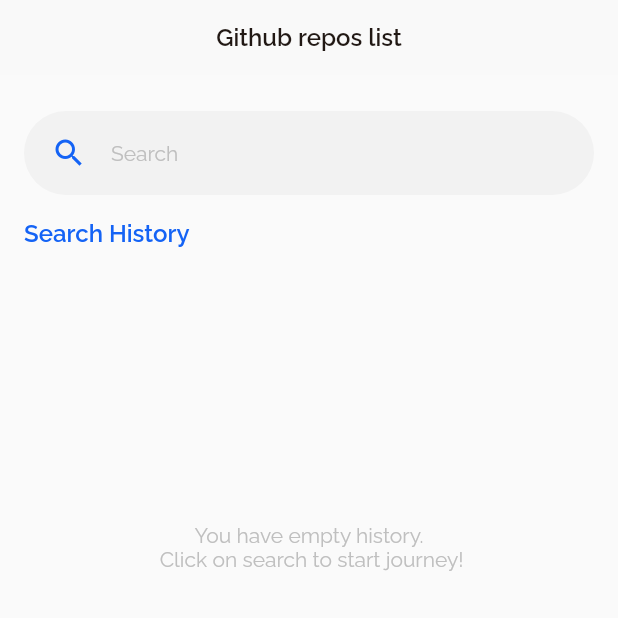
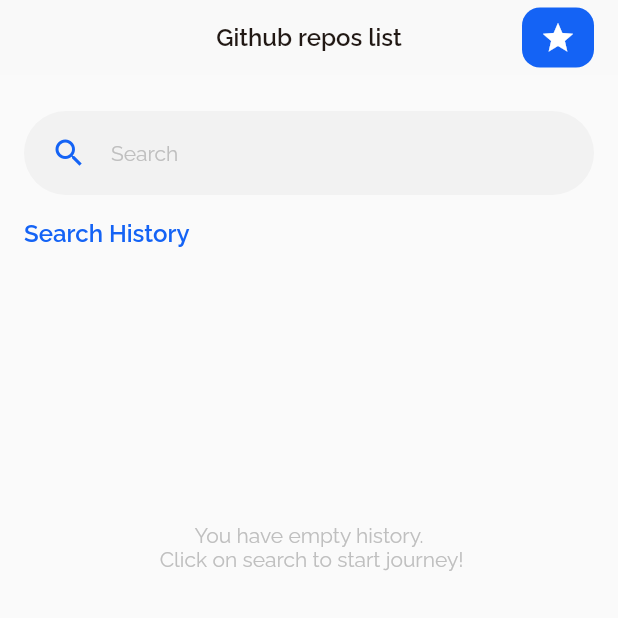
Before and after one commit to OwlDarlyn/flutter-github-search, a Flutter app: the screen it shows after launch, on a phone screen of 412 x 824 dp, the top half of it. Run offline on Flutter 3.47's test engine with Material 2 defaults, Android fonts, the phone set to English and light mode, and no system bars.

Commit message:
edit appbar component

```diff
--- a/lib/components/app_bar_component.dart
+++ b/lib/components/app_bar_component.dart
@@ -8,10 +8,17 @@ import 'package:potje_test_assignment/presentation/resources/styles_manager.dart
 
 class CustomAppBar extends StatelessWidget with PreferredSizeWidget {
   final String title;
+  final Widget icon;
+
   const CustomAppBar({
     super.key,
     required this.title,
+    required this.icon,
   });
+
+  void goToFavorite(BuildContext context) {
+    Navigator.pushReplacementNamed(context, Routes.favoriteRoute);
+  }
 
   @override
   Widget build(BuildContext context) {
@@ -23,6 +30,20 @@ class CustomAppBar extends StatelessWidget with PreferredSizeWidget {
           fontSize: FontSize.s16,
         ),
       ),
+      actions: [
+        Container(
+          height: 44,
+          alignment: Alignment.center,
+          margin: const EdgeInsets.only(right: 16, top: 5, bottom: 5),
+          decoration: BoxDecoration(
+              color: ColorManager.accentPrimary,
+              borderRadius: const BorderRadius.all(Radius.circular(12))),
+          child: IconButton(
+            onPressed: () => goToFavorite(context),
+            icon: icon,
+          ),
+        ),
+      ],
     );
   }
 
@@ -30,23 +51,21 @@ class CustomAppBar extends StatelessWidget with PreferredSizeWidget {
   Size get preferredSize => const Size.fromHeight(50);
 }
 
-// void goToFavorite(BuildContext context) {
-//   Navigator.pushReplacementNamed(context, Routes.favoriteRoute);
-// }
 
 
 
-// Container(
-//         height: 44,
-//         alignment: Alignment.center,
-//         margin: const EdgeInsets.only(right: 16, top: 5, bottom: 5),
-//         decoration: BoxDecoration(
-//             color: ColorManager.accentPrimary,
-//             borderRadius: const BorderRadius.all(Radius.circular(12))),
-//         child: IconButton(
-//             onPressed: () => goToFavorite(context),
-//             icon: Icon(
-//               Icons.star,
-//               color: ColorManager.main,
-//             )),
-//       ),
+
+      // Container(
+        // height: 44,
+        // alignment: Alignment.center,
+        // margin: const EdgeInsets.only(right: 16, top: 5, bottom: 5),
+        // decoration: BoxDecoration(
+        //     color: ColorManager.accentPrimary,
+        //     borderRadius: const BorderRadius.all(Radius.circular(12))),
+        // child: IconButton(
+        //     onPressed: () => goToFavorite(context),
+        //     icon: Icon(
+        //       Icons.star,
+        //       color: ColorManager.main,
+        //     )),
+      // ),
--- a/lib/presentation/favorite/favorite_view.dart
+++ b/lib/presentation/favorite/favorite_view.dart
@@ -8,7 +8,10 @@ class FavoriteScreen extends StatelessWidget {
   @override
   Widget build(BuildContext context) {
     return Scaffold(
-      appBar: const CustomAppBar(title: AppStrings.favoriteTitle),
+      appBar: CustomAppBar(
+        title: AppStrings.favoriteTitle,
+        icon: Icon(Icons.star),
+      ),
       body: Container(
         child: Text('Heloo'),
       ),
```
